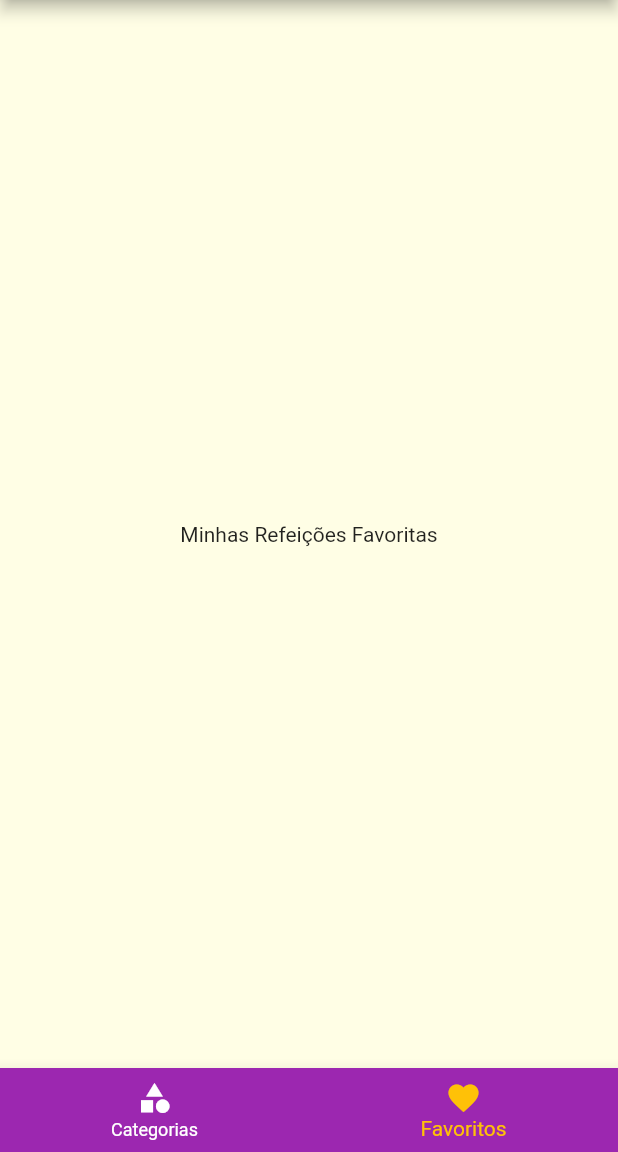
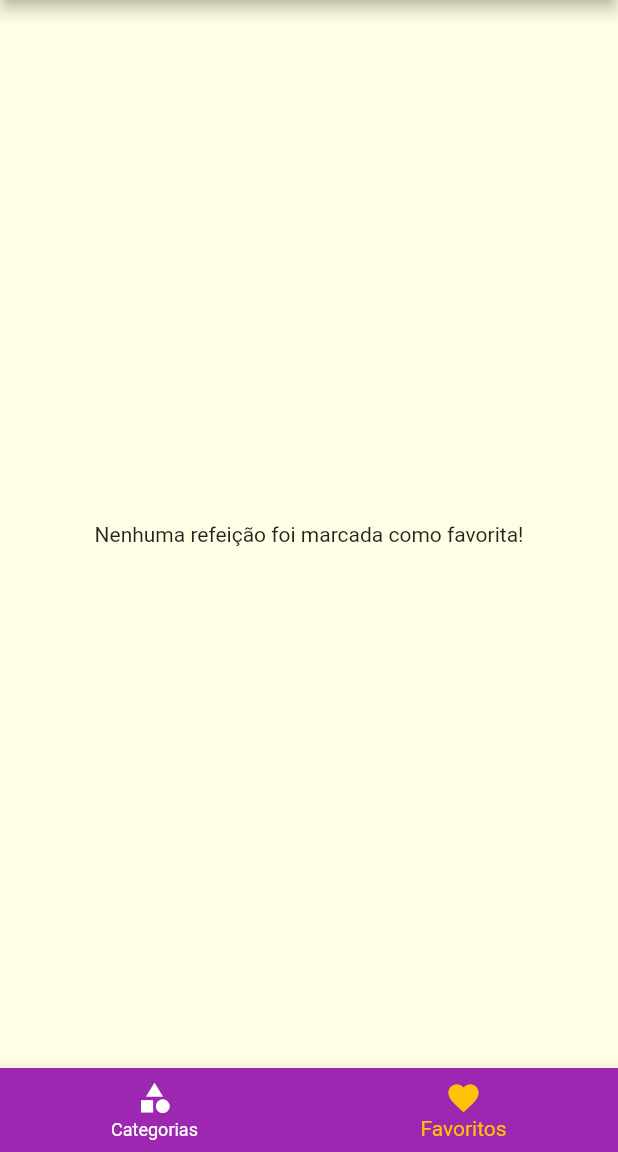
Before and after one commit to leoCardosoDev/flutter_navigator_meal, a Flutter app: the screen it shows after launch, item 2 of the bottom bar chosen, on a phone screen of 412 x 824 dp, the part 84-1236 px from its top. Run offline on Flutter 3.47's test engine with Material 2 defaults, Android fonts, the phone set to English and light mode, and no system bars.

Commit message:
feat: app completed

```diff
--- a/lib/main.dart
+++ b/lib/main.dart
@@ -22,6 +22,8 @@ class MyApp extends StatefulWidget {
 class _MyAppState extends State<MyApp> {
   Settings settings = Settings();
   List<Meal> _availableMeals = DUMMY_MEALS;
+  List<Meal> _favoriteMeals = [];
+
   void _filterMeals(Settings settings) {
     setState(() {
       this.settings = settings;
@@ -36,6 +38,18 @@ class _MyAppState extends State<MyApp> {
             !filterVegetarian;
       }).toList();
     });
+  }
+
+  void _toggleFavorite(Meal meal) {
+    setState(() {
+      _favoriteMeals.contains(meal)
+          ? _favoriteMeals.remove(meal)
+          : _favoriteMeals.add(meal);
+    });
+  }
+
+  bool _isFavorite(Meal meal) {
+    return _favoriteMeals.contains(meal);
   }
 
   @override
@@ -54,10 +68,11 @@ class _MyAppState extends State<MyApp> {
             )),
       ),
       routes: {
-        AppRoutes.HOME: (_) => TabsScreen(),
+        AppRoutes.HOME: (_) => TabsScreen(_favoriteMeals),
         AppRoutes.CATEGORIES_MEALS: (_) =>
             CategoriesMealScreen(_availableMeals),
-        AppRoutes.MEAL_DETAIL: (_) => MealDetailScreen(),
+        AppRoutes.MEAL_DETAIL: (_) =>
+            MealDetailScreen(_toggleFavorite, _isFavorite),
         AppRoutes.SETTINGS: (_) => SettingsScreen(settings, _filterMeals),
       },
       onUnknownRoute: (settings) =>
--- a/lib/screens/favorite_screen.dart
+++ b/lib/screens/favorite_screen.dart
@@ -1,10 +1,23 @@
 import 'package:flutter/material.dart';
+import 'package:food_navigator/components/meal_item.dart';
+import 'package:food_navigator/models/meal.dart';
 
 class FavoriteScreen extends StatelessWidget {
+  final List<Meal> favoriteMeals;
+  FavoriteScreen(this.favoriteMeals);
   @override
   Widget build(BuildContext context) {
-    return Center(
-      child: Text('Minhas Refeições Favoritas'),
-    );
+    if (favoriteMeals.isEmpty) {
+      return Center(
+        child: Text('Nenhuma refeição foi marcada como favorita!'),
+      );
+    } else {
+      return ListView.builder(
+        itemCount: favoriteMeals.length,
+        itemBuilder: (context, index) {
+          return MealItem(favoriteMeals[index]);
+        },
+      );
+    }
   }
 }
--- a/lib/screens/tabs_screen.dart
+++ b/lib/screens/tabs_screen.dart
@@ -1,20 +1,35 @@
 import 'package:flutter/material.dart';
 import 'package:food_navigator/components/main_drawer.dart';
+import 'package:food_navigator/models/meal.dart';
 
 import './categories_screen.dart';
 import './favorite_screen.dart';
 
 class TabsScreen extends StatefulWidget {
+  final List<Meal> favoriteMeals;
+  TabsScreen(this.favoriteMeals);
   @override
   _TabsScreenState createState() => _TabsScreenState();
 }
 
 class _TabsScreenState extends State<TabsScreen> {
   int _selectedScreenIndex = 0;
-  final List<Map<String, Object>> _screens = [
-    {'title': 'Lista de Categoria', 'screen': CategoriesScreen()},
-    {'title': 'Meus Favorito', 'screen': FavoriteScreen()},
-  ];
+  List<Map<String, Object>> _screens;
+
+  @override
+  void initState() {
+    super.initState();
+    _screens = [
+      {
+        'title': 'Lista de Categoria',
+        'screen': CategoriesScreen(),
+      },
+      {
+        'title': 'Meus Favorito',
+        'screen': FavoriteScreen(widget.favoriteMeals)
+      },
+    ];
+  }
 
   _selectScreen(int index) {
     setState(() {
--- a/lib/screens/tabs_screen_top.dart
+++ b/lib/screens/tabs_screen_top.dart
@@ -1,7 +1,7 @@
 import 'package:flutter/material.dart';
 
 import 'categories_screen.dart';
-import 'favorite_screen.dart';
+//import 'favorite_screen.dart';
 
 class TabsScreenTop extends StatelessWidget {
   @override
@@ -27,7 +27,7 @@ class TabsScreenTop extends StatelessWidget {
         body: TabBarView(
           children: [
             CategoriesScreen(),
-            FavoriteScreen(),
+            //FavoriteScreen(),
           ],
         ),
       ),
```
Also changed, not shown: lib/screens/meal_detail_screen.dart (+8 -2 lines).
